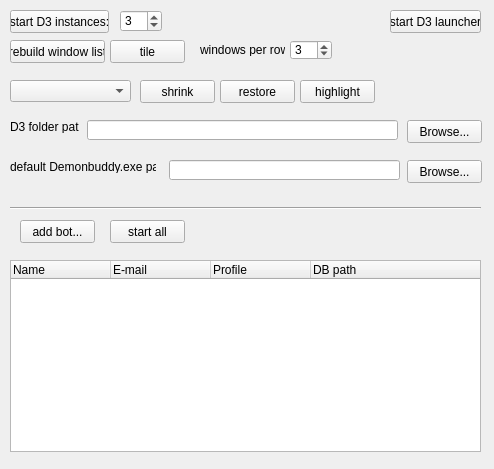
Old version of the form d3windowdbmanager.ui in the repository kambala-decapitator/d3-window-db-manager.
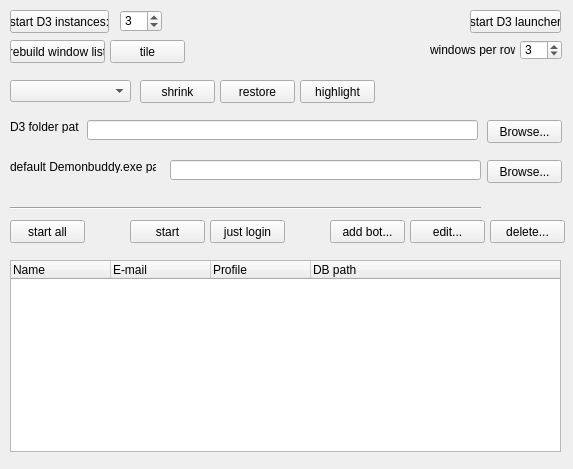
New version of the form.

Diff of the .ui file:
```diff
--- a/d3windowdbmanager.ui
+++ b/d3windowdbmanager.ui
@@ -6,7 +6,7 @@
    <rect>
     <x>0</x>
     <y>0</y>
-    <width>494</width>
+    <width>573</width>
     <height>469</height>
    </rect>
   </property>
@@ -52,7 +52,7 @@
   <widget class="QLabel" name="label">
    <property name="geometry">
     <rect>
-     <x>200</x>
+     <x>430</x>
      <y>43</y>
      <width>85</width>
      <height>13</height>
@@ -104,7 +104,7 @@
   <widget class="QSpinBox" name="windowsPerRowSpinBox">
    <property name="geometry">
     <rect>
-     <x>290</x>
+     <x>520</x>
      <y>40</y>
      <width>42</width>
      <height>20</height>
@@ -138,7 +138,7 @@
     <rect>
      <x>87</x>
      <y>120</y>
-     <width>311</width>
+     <width>391</width>
      <height>20</height>
     </rect>
    </property>
@@ -146,7 +146,7 @@
   <widget class="QPushButton" name="selectD3PathButton">
    <property name="geometry">
     <rect>
-     <x>407</x>
+     <x>487</x>
      <y>120</y>
      <width>75</width>
      <height>23</height>
@@ -188,7 +188,7 @@
   <widget class="QPushButton" name="startLauncherButton">
    <property name="geometry">
     <rect>
-     <x>390</x>
+     <x>470</x>
      <y>10</y>
      <width>91</width>
      <height>23</height>
@@ -204,7 +204,7 @@
   <widget class="QPushButton" name="selectDBPathButton">
    <property name="geometry">
     <rect>
-     <x>407</x>
+     <x>487</x>
      <y>160</y>
      <width>75</width>
      <height>23</height>
@@ -230,9 +230,9 @@
   <widget class="QLineEdit" name="dbPathLineEdit">
    <property name="geometry">
     <rect>
-     <x>169</x>
+     <x>170</x>
      <y>160</y>
-     <width>231</width>
+     <width>311</width>
      <height>20</height>
     </rect>
    </property>
@@ -242,7 +242,7 @@
     <rect>
      <x>10</x>
      <y>260</y>
-     <width>471</width>
+     <width>551</width>
      <height>192</height>
     </rect>
    </property>
@@ -270,7 +270,7 @@
   <widget class="QPushButton" name="addBotButton">
    <property name="geometry">
     <rect>
-     <x>20</x>
+     <x>330</x>
      <y>220</y>
      <width>75</width>
      <height>23</height>
@@ -296,7 +296,7 @@
   <widget class="QPushButton" name="startAllBotsButton">
    <property name="geometry">
     <rect>
-     <x>110</x>
+     <x>10</x>
      <y>220</y>
      <width>75</width>
      <height>23</height>
@@ -306,6 +306,58 @@
     <string>start all</string>
    </property>
   </widget>
+  <widget class="QPushButton" name="editSelectedBotButton">
+   <property name="geometry">
+    <rect>
+     <x>410</x>
+     <y>220</y>
+     <width>75</width>
+     <height>23</height>
+    </rect>
+   </property>
+   <property name="text">
+    <string>edit...</string>
+   </property>
+  </widget>
+  <widget class="QPushButton" name="pushButton">
+   <property name="geometry">
+    <rect>
+     <x>130</x>
+     <y>220</y>
+     <width>75</width>
+     <height>23</height>
+    </rect>
+   </property>
+   <property name="text">
+    <string>start</string>
+   </property>
+  </widget>
+  <widget class="QPushButton" name="pushButton_2">
+   <property name="geometry">
+    <rect>
+     <x>210</x>
+     <y>220</y>
+     <width>75</width>
+     <height>23</height>
+    </rect>
+   </property>
+   <property name="text">
+    <string>just login</string>
+   </property>
+  </widget>
+  <widget class="QPushButton" name="pushButton_3">
+   <property name="geometry">
+    <rect>
+     <x>490</x>
+     <y>220</y>
+     <width>75</width>
+     <height>23</height>
+    </rect>
+   </property>
+   <property name="text">
+    <string>delete...</string>
+   </property>
+  </widget>
  </widget>
  <layoutdefault spacing="6" margin="11"/>
  <resources/>
```
Left out of the diff: 3 changed lines with no effect on the pictures.
